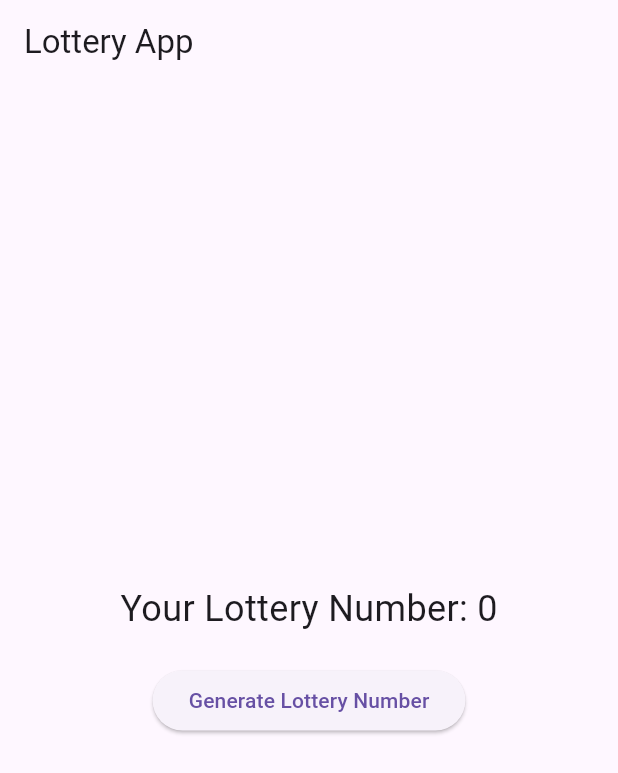
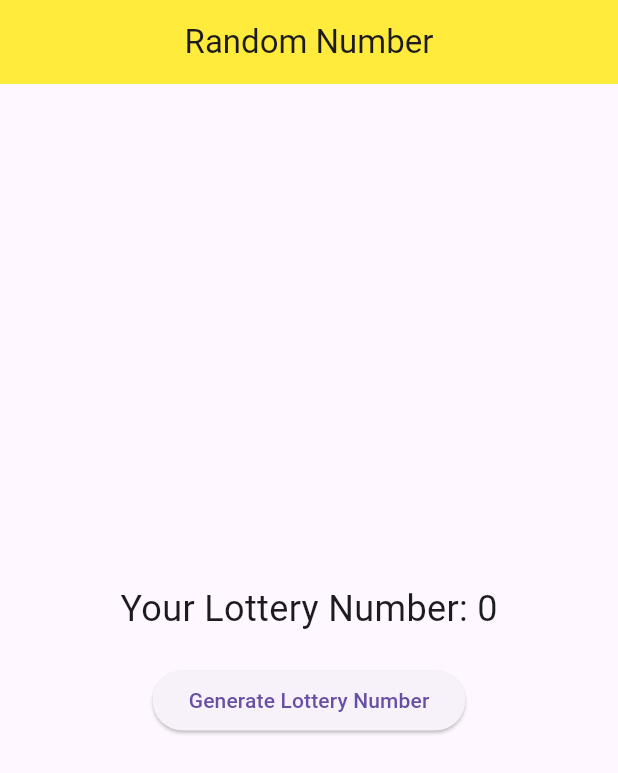
Before and after one commit to HasanJuned/testing2, a Flutter app: the screen it shows after launch, on a phone screen of 412 x 824 dp. Shown: the top 773 px of the screen. Run offline on Flutter 3.47's test engine with Material 3 defaults, Android fonts, the phone set to English and light mode, and no system bars; our stand-ins replace get.

Commit message:
random number generator app

```diff
--- a/lib/main.dart
+++ b/lib/main.dart
@@ -28,7 +28,9 @@ class LotteryView extends StatelessWidget {
   Widget build(BuildContext context) {
     return Scaffold(
       appBar: AppBar(
-        title: const Text('Lottery App'),
+        backgroundColor: Colors.yellow,
+        centerTitle: true,
+        title: const Text('Random Number'),
       ),
       body: Center(
         child: Column(
```
